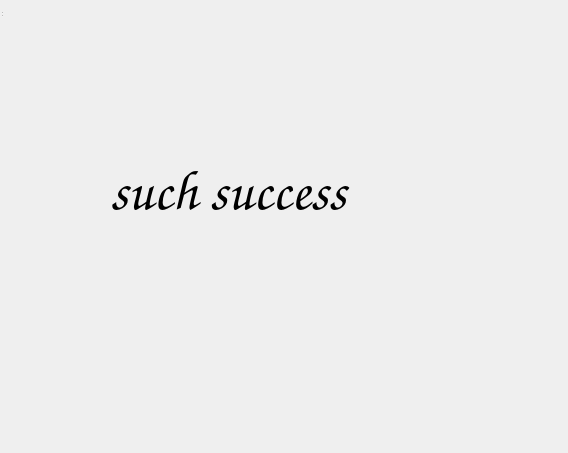
Before: the Qt Designer form fenetreavis.ui in TitiCrou/TAC, drawn with Qt 5.
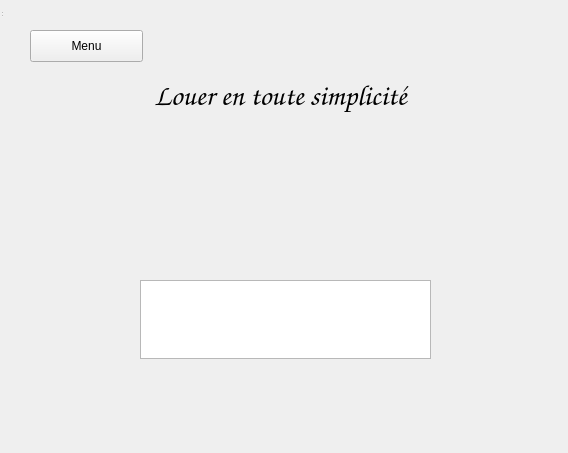
After: the same form once the commit is applied.

Commit message: ajout de la fenetre de location. Minor bugfixes

What changed in the file:
```diff
--- a/fenetreavis.ui
+++ b/fenetreavis.ui
@@ -16,29 +16,57 @@
   <widget class="QWidget" name="centralWidget" native="true">
    <property name="geometry">
     <rect>
-     <x>0</x>
-     <y>0</y>
+     <x>10</x>
+     <y>10</y>
      <width>551</width>
-     <height>301</height>
+     <height>431</height>
     </rect>
    </property>
    <widget class="QLabel" name="succes">
     <property name="geometry">
      <rect>
-      <x>110</x>
-      <y>130</y>
-      <width>331</width>
-      <height>121</height>
+      <x>10</x>
+      <y>50</y>
+      <width>521</width>
+      <height>71</height>
      </rect>
     </property>
     <property name="font">
      <font>
       <family>Comic Sans MS</family>
-      <pointsize>42</pointsize>
+      <pointsize>22</pointsize>
+      <weight>75</weight>
+      <bold>true</bold>
      </font>
     </property>
     <property name="text">
-     <string>such success</string>
+     <string>Louer en toute simplicité</string>
+    </property>
+    <property name="alignment">
+     <set>Qt::AlignCenter</set>
+    </property>
+   </widget>
+   <widget class="QPushButton" name="retour">
+    <property name="geometry">
+     <rect>
+      <x>20</x>
+      <y>20</y>
+      <width>113</width>
+      <height>32</height>
+     </rect>
+    </property>
+    <property name="text">
+     <string>Menu</string>
+    </property>
+   </widget>
+   <widget class="QTextEdit" name="zoneAvis">
+    <property name="geometry">
+     <rect>
+      <x>130</x>
+      <y>270</y>
+      <width>291</width>
+      <height>79</height>
+     </rect>
     </property>
    </widget>
   </widget>
```
The commit also changes 4 other files.
